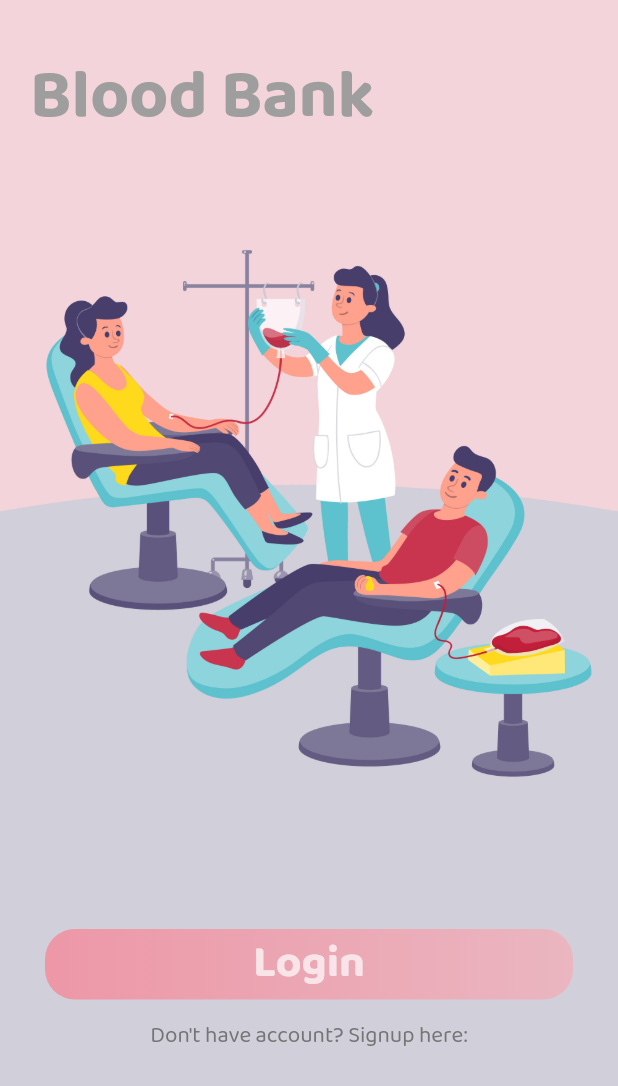
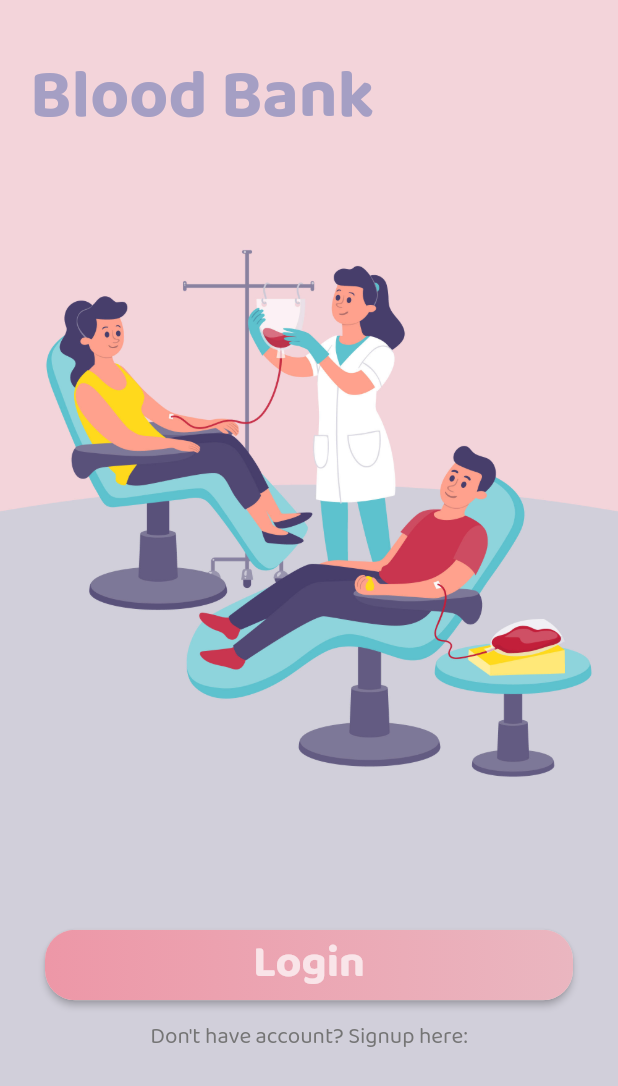
Before and after one commit to ravioad/blood_bank, a Flutter app: the screen it shows after launch, on a phone screen of 412 x 824 dp. Shown: the top 1086 px of the screen. Run offline on Flutter 3.47's test engine with Material 2 defaults, Android fonts, the phone set to English and light mode, and no system bars; our stand-ins replace page_transition.

Commit message:
improved startup ui2

```diff
--- a/lib/main.dart
+++ b/lib/main.dart
@@ -36,7 +36,7 @@ class _MyHomePageState extends State<MyHomePage>
   Widget build(BuildContext context) {
     return Scaffold(
         body: SafeArea(
-          top: false,
+      top: false,
       child: Column(
         mainAxisAlignment: MainAxisAlignment.start,
         crossAxisAlignment: CrossAxisAlignment.stretch,
@@ -46,7 +46,13 @@ class _MyHomePageState extends State<MyHomePage>
             child: Container(
               padding: EdgeInsets.only(top: 30, left: 20),
               color: Color(0xFFF3D4DA),
-              child: Text("Blood Bank", style: TextStyle(color: Colors.grey[500], fontSize: 45, fontWeight: FontWeight.bold),),
+              child: Text(
+                "Blood Bank",
+                style: TextStyle(
+                    color: Color(0xFFa59fc4),
+                    fontSize: 45,
+                    fontWeight: FontWeight.bold),
+              ),
             ),
           ),
           Expanded(
@@ -71,17 +77,19 @@ class _MyHomePageState extends State<MyHomePage>
                     SizedBox(
                       height: 40,
                     ),
-                    InkWell(
-                      child: Container(
-                        width: double.infinity,
+                    RaisedButton(
+                      padding: EdgeInsets.all(0.0),
+                      shape: RoundedRectangleBorder(
+                          borderRadius: BorderRadius.circular(20)),
+                      child: Ink(
                         decoration: BoxDecoration(
-                          borderRadius: BorderRadius.circular(20),
                           gradient: LinearGradient(colors: [
                             Color(0xFFed97a7),
                             Color(0xFFeab6c0),
                           ]),
+                          borderRadius: BorderRadius.all(Radius.circular(20)),
                         ),
-                        child: Align(
+                        child: Container(
                           alignment: Alignment.center,
                           child: Text(
                             _isLogin ? "Login" : "Sign Up", //Color(0xFF212121)
@@ -92,7 +100,7 @@ class _MyHomePageState extends State<MyHomePage>
                           ),
                         ),
                       ),
-                      onTap: () {
+                      onPressed: () {
                         Navigator.push(
                             context,
                             PageTransition(
```
